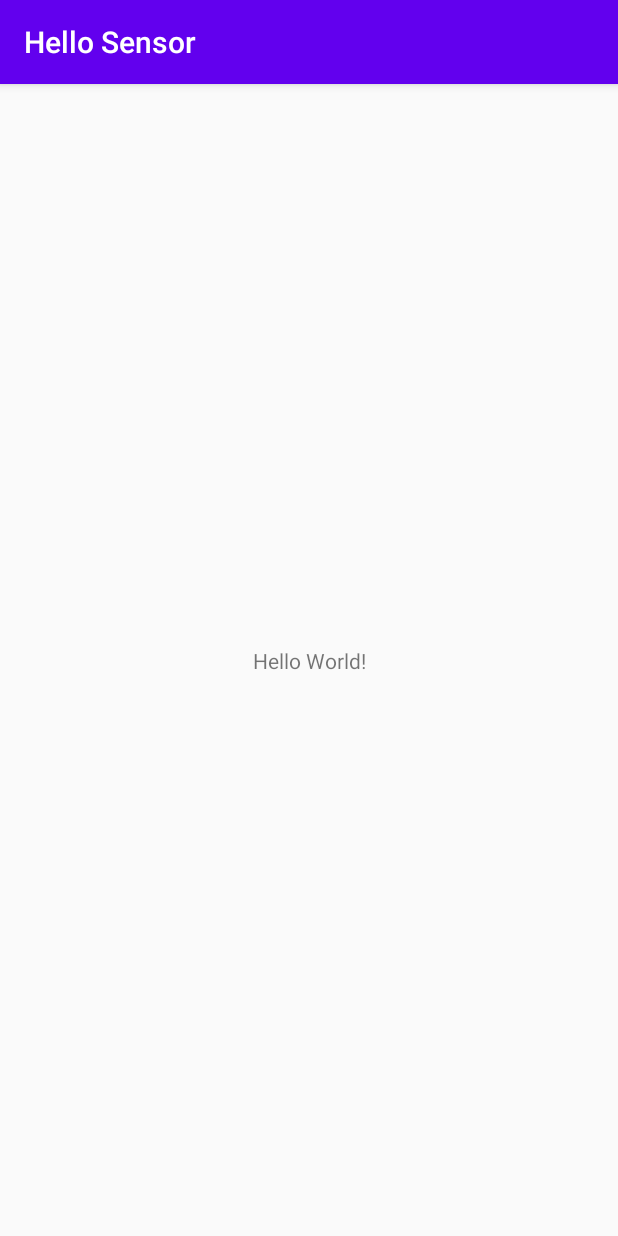
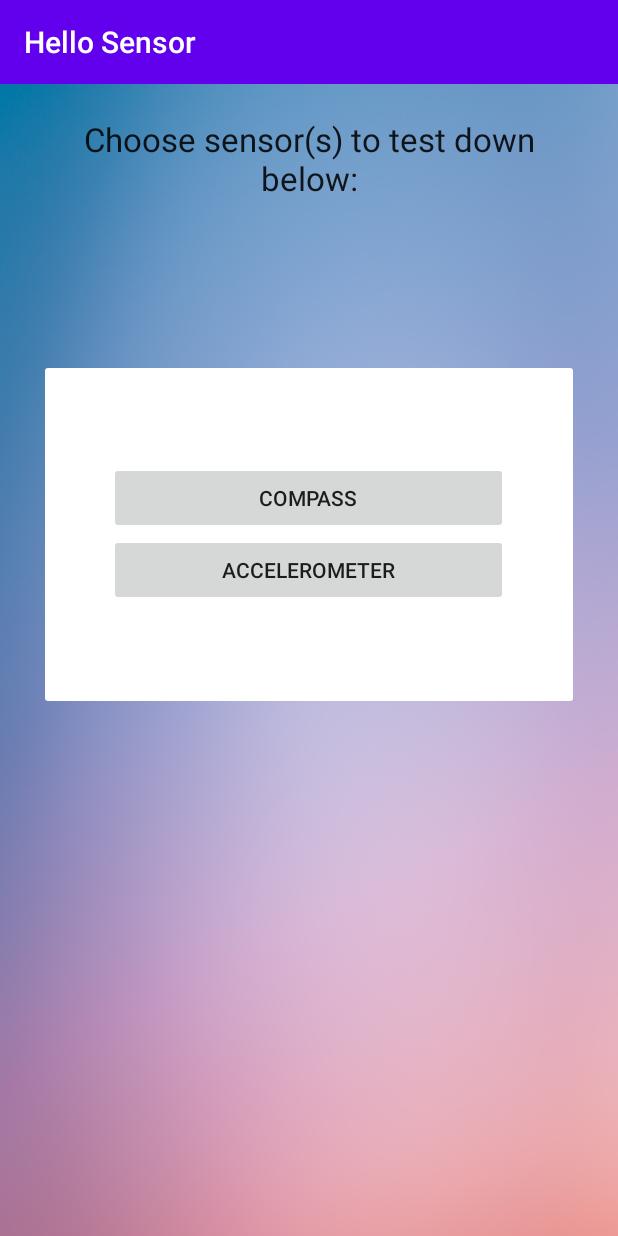
Before and after one commit to OliviaMattsson/HelloSensor, an Android app: the screen it shows after launch (MainActivity), on a phone screen of 412 x 824 dp. Run offline under Robolectric (Android 15) with nearby library versions, the phone set to English and light mode, and no system bars.

Commit message:
Done with assignment

```diff
--- a/app/build.gradle
+++ b/app/build.gradle
@@ -28,7 +28,9 @@ dependencies {
 
     implementation 'androidx.appcompat:appcompat:1.0.2'
     implementation 'androidx.constraintlayout:constraintlayout:1.1.3'
+    implementation 'androidx.legacy:legacy-support-v4:1.0.0'
     testImplementation 'junit:junit:4.12'
     androidTestImplementation 'androidx.test.ext:junit:1.1.1'
     androidTestImplementation 'androidx.test.espresso:espresso-core:3.2.0'
+    implementation 'androidx.cardview:cardview:1.0.0'
 }
--- a/app/src/main/res/layout/activity_main.xml
+++ b/app/src/main/res/layout/activity_main.xml
@@ -4,15 +4,57 @@
     xmlns:tools="http://schemas.android.com/tools"
     android:layout_width="match_parent"
     android:layout_height="match_parent"
+    android:layout_gravity="center"
+    android:background="@drawable/background"
     tools:context=".MainActivity">
 
     <TextView
-        android:layout_width="wrap_content"
-        android:layout_height="wrap_content"
-        android:text="Hello World!"
-        app:layout_constraintBottom_toBottomOf="parent"
-        app:layout_constraintLeft_toLeftOf="parent"
-        app:layout_constraintRight_toRightOf="parent"
+        android:id="@+id/initial_text"
+        android:layout_width="362dp"
+        android:layout_height="68dp"
+        android:layout_gravity="center_horizontal"
+        android:layout_marginTop="16dp"
+        android:gravity="center"
+        android:text="@string/info_text"
+        android:textAppearance="@style/TextAppearance.AppCompat.Large"
+        app:layout_constraintEnd_toEndOf="parent"
+        app:layout_constraintStart_toStartOf="parent"
         app:layout_constraintTop_toTopOf="parent" />
 
+    <androidx.cardview.widget.CardView
+        android:layout_width="352dp"
+        android:layout_height="222dp"
+        android:layout_marginTop="16dp"
+        app:layout_constraintBottom_toBottomOf="parent"
+        app:layout_constraintEnd_toEndOf="parent"
+        app:layout_constraintStart_toStartOf="parent"
+        app:layout_constraintTop_toBottomOf="@+id/initial_text"
+        app:layout_constraintVertical_bias="0.201">
+
+        <LinearLayout
+            android:layout_width="266dp"
+            android:layout_height="wrap_content"
+            android:layout_gravity="center"
+            android:layout_marginStart="16dp"
+            android:layout_marginLeft="16dp"
+            android:layout_marginEnd="16dp"
+            android:layout_marginRight="16dp"
+            android:orientation="vertical">
+
+            <Button
+                android:id="@+id/compassbutton"
+                android:layout_width="match_parent"
+                android:layout_height="wrap_content"
+                android:onClick="startCompass"
+                android:text="@string/compass_btn" />
+
+            <Button
+                android:id="@+id/accbutton"
+                android:layout_width="match_parent"
+                android:layout_height="wrap_content"
+                android:onClick="startAcc"
+                android:text="@string/acc_btn" />
+        </LinearLayout>
+    </androidx.cardview.widget.CardView>
+
 </androidx.constraintlayout.widget.ConstraintLayout>
--- a/app/src/main/res/values/colors.xml
+++ b/app/src/main/res/values/colors.xml
@@ -3,4 +3,8 @@
     <color name="colorPrimary">#6200EE</color>
     <color name="colorPrimaryDark">#3700B3</color>
     <color name="colorAccent">#03DAC5</color>
+    <color name="colorBlue">#cce6ff</color>
+    <color name="colorBasic">#8a000000</color>
+
+    <color name="black_overlay">#66000000</color>
 </resources>
--- a/app/src/main/res/values/strings.xml
+++ b/app/src/main/res/values/strings.xml
@@ -1,3 +1,11 @@
 <resources>
     <string name="app_name">Hello Sensor</string>
+    <string name="info_text">Choose sensor(s) to test down below: </string>
+    <string name="compass_btn">Compass</string>
+    <string name="acc_btn">Accelerometer</string>
+    <string name="north_pole">Nice, you are on the way towards the north pole!</string>
+
+    <string name="title_activity_ball">BallActivity</string>
+    <string name="dummy_button">Dummy Button</string>
+    <string name="dummy_content">DUMMY\nCONTENT</string>
 </resources>
--- a/app/src/main/res/values/styles.xml
+++ b/app/src/main/res/values/styles.xml
@@ -8,4 +8,16 @@
         <item name="colorAccent">@color/colorAccent</item>
     </style>
 
+    <style name="FullscreenTheme" parent="AppTheme">
+        <item name="android:actionBarStyle">@style/FullscreenActionBarStyle</item>
+        <item name="android:windowActionBarOverlay">true</item>
+        <item name="android:windowBackground">@null</item>
+        <item name="metaButtonBarStyle">?android:attr/buttonBarStyle</item>
+        <item name="metaButtonBarButtonStyle">?android:attr/buttonBarButtonStyle</item>
+    </style>
+
+    <style name="FullscreenActionBarStyle" parent="Widget.AppCompat.ActionBar">
+        <item name="android:background">@color/black_overlay</item>
+    </style>
+
 </resources>
```
Also changed, not shown: app/src/main/AndroidManifest.xml (+14 -0 lines), app/src/main/java/com/example/hellosensor/AccActivity.java (added, +90 -0 lines), app/src/main/java/com/example/hellosensor/BallActivity.java (added, +102 -0 lines), app/src/main/java/com/example/hellosensor/CompassActivity.java (added, +206 -0 lines), app/src/main/java/com/example/hellosensor/MainActivity.java (+12 -0 lines), app/src/main/res/layout/activity_acc.xml (added, +97 -0 lines), app/src/main/res/layout/activity_ball.xml (added, +33 -0 lines), app/src/main/res/layout/activity_compass.xml (added, +53 -0 lines), app/src/main/res/values/attrs.xml (added, +12 -0 lines), app/src/main/res/drawable/ac.png (added), app/src/main/res/drawable/background.jpg (added), app/src/main/res/drawable/ball.png (added), app/src/main/res/drawable/comp.png (added), app/src/main/res/drawable/santapointing.png (added).
